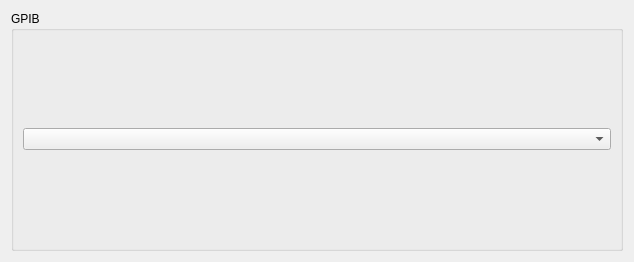
Old version of the form InstsAndQt/NewportMotorDriver/UIs/espPanel.ui in the repository SherwinGroup/InstrumentLibrary-yolo.
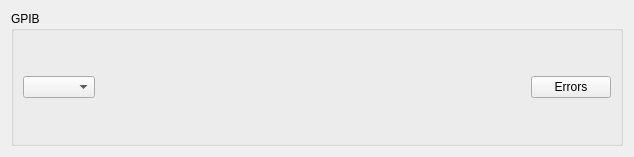
New version of the form. Custom widgets are drawn as their Qt base class.

```diff
--- a/InstsAndQt/NewportMotorDriver/UIs/espPanel.ui
+++ b/InstsAndQt/NewportMotorDriver/UIs/espPanel.ui
@@ -7,7 +7,7 @@
     <x>0</x>
     <y>0</y>
     <width>634</width>
-    <height>262</height>
+    <height>157</height>
    </rect>
   </property>
   <property name="windowTitle">
@@ -24,9 +24,32 @@
        <property name="title">
         <string>GPIB</string>
        </property>
+       <property name="flat">
+        <bool>true</bool>
+       </property>
        <layout class="QHBoxLayout" name="horizontalLayout">
         <item>
-         <widget class="QComboBox" name="cbGPIB"/>
+         <widget class="InstrumentGPIB" name="cbGPIB"/>
+        </item>
+        <item>
+         <spacer name="horizontalSpacer">
+          <property name="orientation">
+           <enum>Qt::Horizontal</enum>
+          </property>
+          <property name="sizeHint" stdset="0">
+           <size>
+            <width>40</width>
+            <height>20</height>
+           </size>
+          </property>
+         </spacer>
+        </item>
+        <item>
+         <widget class="QPushButton" name="bErrors">
+          <property name="text">
+           <string>Errors</string>
+          </property>
+         </widget>
         </item>
        </layout>
       </widget>
@@ -35,6 +58,13 @@
    </item>
   </layout>
  </widget>
+ <customwidgets>
+  <customwidget>
+   <class>InstrumentGPIB</class>
+   <extends>QComboBox</extends>
+   <header>InstsAndQt.instrumentgpib</header>
+  </customwidget>
+ </customwidgets>
  <resources/>
  <connections/>
 </ui>
```
